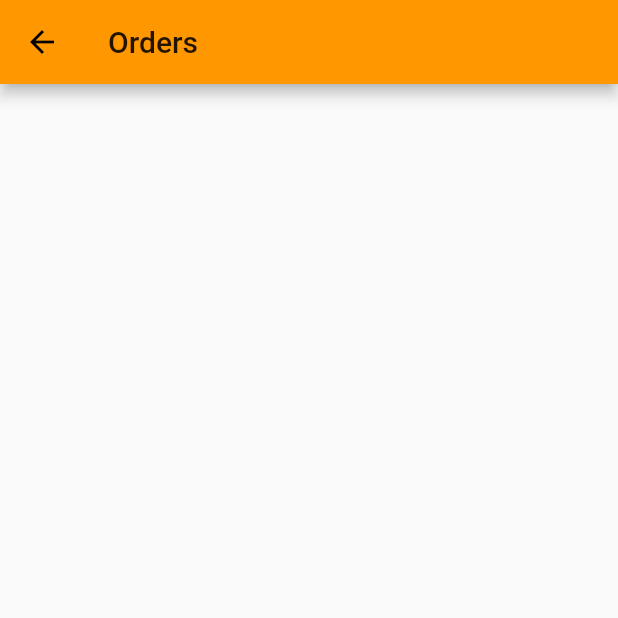
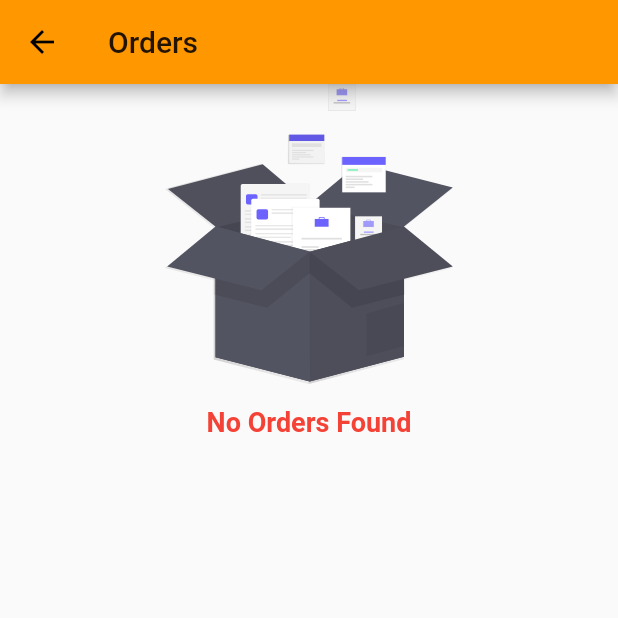
Before and after one commit to harshraj32/ship-tracking, a Flutter app: the OrdersScreen screen opened by its route, on a phone screen of 412 x 824 dp, the top half of it. Run offline on Flutter 3.47's test engine with Material 2 defaults, Android fonts, the phone set to English and light mode, and no system bars; our stand-ins replace cloud_firestore, connectivity, firebase_auth, flare_flutter, flutter_svg, fluttertoast; accounts and stored records are empty.

Commit message:
improved user flow on orders screen

```diff
--- a/truck/lib/screens/orders_screen.dart
+++ b/truck/lib/screens/orders_screen.dart
@@ -1,6 +1,7 @@
 import 'package:cloud_firestore/cloud_firestore.dart';
 import 'package:firebase_auth/firebase_auth.dart';
 import 'package:flutter/material.dart';
+import 'package:flutter_svg/flutter_svg.dart';
 import 'package:intl/intl.dart';
 import 'package:truck/screens/checkStatusScreen.dart';
 
@@ -49,20 +50,43 @@ class _OrdersScreenState extends State<OrdersScreen> {
         title: Text('Orders'),
       ),
       body: StreamBuilder(
-          stream:
-              Firestore.instance.collection('/users/${uid}/orders').orderBy('date', descending: true).snapshots(),
+          stream: Firestore.instance
+              .collection('/users/${uid}/orders')
+              .orderBy('date', descending: true)
+              .snapshots(),
           builder: (context, userSnapshot) {
             if (userSnapshot.connectionState == ConnectionState.waiting) {
               return Center(child: Text('Loading..'));
             }
             final document = userSnapshot.data.documents;
+            if (document.length == 0) {
+              return Center(
+                child: Container(
+                  child: Column(
+                    children: <Widget>[
+                      SvgPicture.asset(
+                        'assets/images/collecting.svg',
+                        height: 200,
+                        width: 200,
+                      ),
+                      SizedBox(
+                        height: 15,
+                      ),
+                      Text('No Orders Found',
+                          style:
+                              TextStyle(fontSize: 18, fontWeight: FontWeight.bold, color: Colors.red[500])),
+                    ],
+                  ),
+                ),
+              );
+            }
             return ListView.builder(
                 itemCount: document.length,
                 itemBuilder: (context, index) {
                   return Column(
                     children: <Widget>[
                       InkWell(
-                        onTap: (){
+                        onTap: () {
                           Navigator.of(context).pushNamed(CheckStatus.route);
                         },
                         child: buildListTile(
```
Also changed, not shown: truck/lib/screens/homeScreen.dart (+6 -2 lines), truck/assets/images/collecting.svg (added).
